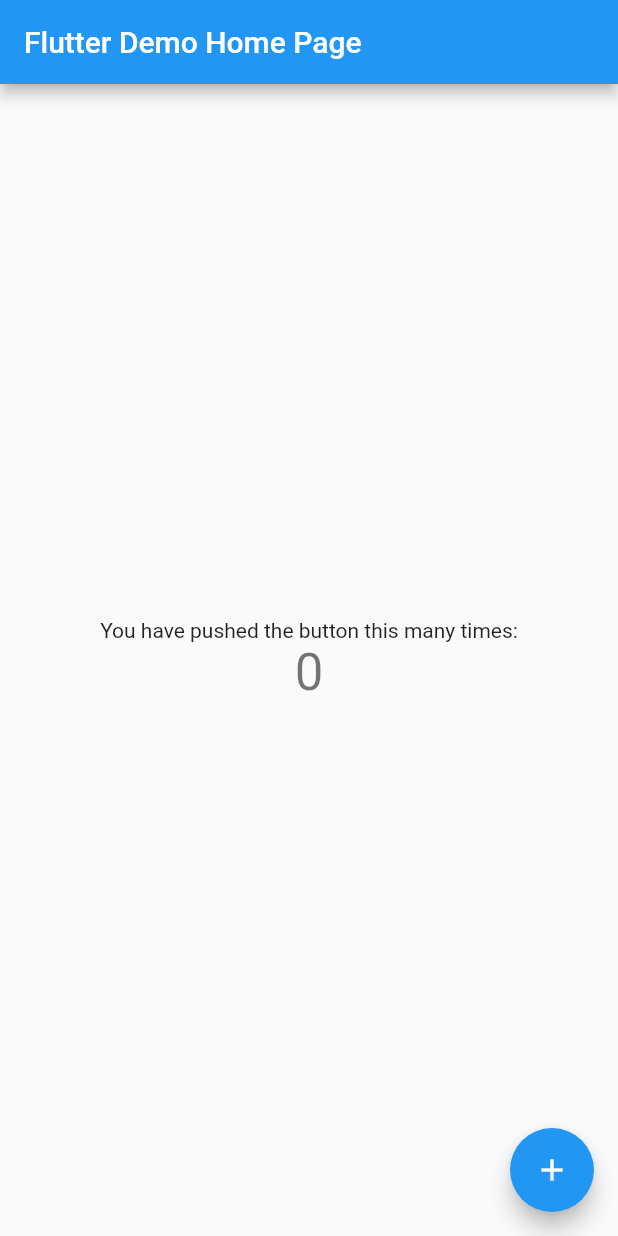
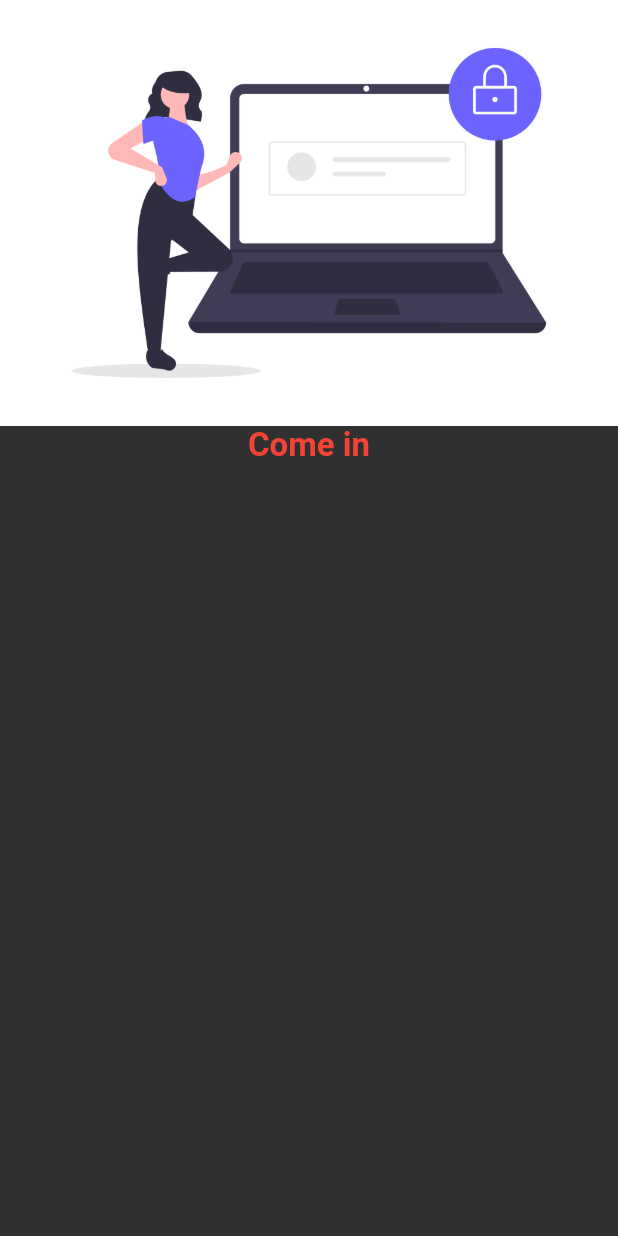
Before and after one commit to nikhlu07/flutter, a Flutter app: the screen it shows after launch, on a phone screen of 412 x 824 dp. Run offline on Flutter 3.47's test engine with Material 2 defaults, Android fonts, the phone set to English and light mode, and no system bars; our stand-ins replace google_fonts.

Commit message:
flutter 4

```diff
--- a/lib/main.dart
+++ b/lib/main.dart
@@ -1,115 +1,30 @@
+import 'package:first_app/pages/home.dart';
+import 'package:first_app/pages/login_page.dart';
 import 'package:flutter/material.dart';
+import 'package:google_fonts/google_fonts.dart';
+void main(){
+  runApp(MyApp());
+}
+class MyApp extends StatelessWidget{
+  @override
+  Widget build(BuildContext context){
 
-void main() {
-  runApp(const MyApp());
-}
-
-class MyApp extends StatelessWidget {
-  const MyApp({super.key});
-
-  // This widget is the root of your application.
-  @override
-  Widget build(BuildContext context) {
     return MaterialApp(
-      title: 'Flutter Demo',
+      // home:HomePage(),
       theme: ThemeData(
-        // This is the theme of your application.
-        //
-        // Try running your application with "flutter run". You'll see the
-        // application has a blue toolbar. Then, without quitting the app, try
-        // changing the primarySwatch below to Colors.green and then invoke
-        // "hot reload" (press "r" in the console where you ran "flutter run",
-        // or simply save your changes to "hot reload" in a Flutter IDE).
-        // Notice that the counter didn't reset back to zero; the application
-        // is not restarted.
-        primarySwatch: Colors.blue,
+        primarySwatch: Colors.yellow,
+        fontFamily: GoogleFonts.lato().fontFamily,
+        ),
+      themeMode: ThemeMode.dark,
+      darkTheme:ThemeData(
+        brightness:Brightness.dark,
       ),
-      home: const MyHomePage(title: 'Flutter Demo Home Page'),
+      // initialRoute:"/home",
+      routes: {
+        "/": (context)=> LoginPage(),
+        "/home": (context) => HomePage(),
+        "/login": (context)=> LoginPage()
+      },
     );
   }
 }
-
-class MyHomePage extends StatefulWidget {
-  const MyHomePage({super.key, required this.title});
-
-  // This widget is the home page of your application. It is stateful, meaning
-  // that it has a State object (defined below) that contains fields that affect
-  // how it looks.
-
-  // This class is the configuration for the state. It holds the values (in this
-  // case the title) provided by the parent (in this case the App widget) and
-  // used by the build method of the State. Fields in a Widget subclass are
-  // always marked "final".
-
-  final String title;
-
-  @override
-  State<MyHomePage> createState() => _MyHomePageState();
-}
-
-class _MyHomePageState extends State<MyHomePage> {
-  int _counter = 0;
-
-  void _incrementCounter() {
-    setState(() {
-      // This call to setState tells the Flutter framework that something has
-      // changed in this State, which causes it to rerun the build method below
-      // so that the display can reflect the updated values. If we changed
-      // _counter without calling setState(), then the build method would not be
-      // called again, and so nothing would appear to happen.
-      _counter++;
-    });
-  }
-
-  @override
-  Widget build(BuildContext context) {
-    // This method is rerun every time setState is called, for instance as done
-    // by the _incrementCounter method above.
-    //
-    // The Flutter framework has been optimized to make rerunning build methods
-    // fast, so that you can just rebuild anything that needs updating rather
-    // than having to individually change instances of widgets.
-    return Scaffold(
-      appBar: AppBar(
-        // Here we take the value from the MyHomePage object that was created by
-        // the App.build method, and use it to set our appbar title.
-        title: Text(widget.title),
-      ),
-      body: Center(
-        // Center is a layout widget. It takes a single child and positions it
-        // in the middle of the parent.
-        child: Column(
-          // Column is also a layout widget. It takes a list of children and
-          // arranges them vertically. By default, it sizes itself to fit its
-          // children horizontally, and tries to be as tall as its parent.
-          //
-          // Invoke "debug painting" (press "p" in the console, choose the
-          // "Toggle Debug Paint" action from the Flutter Inspector in Android
-          // Studio, or the "Toggle Debug Paint" command in Visual Studio Code)
-          // to see the wireframe for each widget.
-          //
-          // Column has various properties to control how it sizes itself and
-          // how it positions its children. Here we use mainAxisAlignment to
-          // center the children vertically; the main axis here is the vertical
-          // axis because Columns are vertical (the cross axis would be
-          // horizontal).
-          mainAxisAlignment: MainAxisAlignment.center,
-          children: <Widget>[
-            const Text(
-              'You have pushed the button this many times:',
-            ),
-            Text(
-              '$_counter',
-              style: Theme.of(context).textTheme.headline4,
-            ),
-          ],
-        ),
-      ),
-      floatingActionButton: FloatingActionButton(
-        onPressed: _incrementCounter,
-        tooltip: 'Increment',
-        child: const Icon(Icons.add),
-      ), // This trailing comma makes auto-formatting nicer for build methods.
-    );
-  }
-}
--- /dev/null
+++ b/lib/pages/home.dart
@@ -0,0 +1,18 @@
+import'package:flutter/material.dart';
+class HomePage extends StatelessWidget{
+  final int days =2;
+  @override
+  Widget build(BuildContext context){
+    return Scaffold(
+      appBar: AppBar(
+      title:Text("nikhil's app"),
+      ),
+        body:Center(
+          child:Container(
+            child: Text("My name is nikhil sharma = $days"),
+          ),
+        ),
+        drawer:Drawer(),
+      );
+  }
+}
--- /dev/null
+++ b/lib/pages/login_page.dart
@@ -0,0 +1,21 @@
+// import 'dart:html';
+import 'package:flutter/material.dart';
+class LoginPage extends StatelessWidget{
+  @override
+  Widget build(BuildContext context){
+    return Material(
+      child: Column(children: [
+        Image.asset("assets/images/nik.png",
+        fit:BoxFit.cover,
+        ),
+        Text("Come in",
+        style:TextStyle(color:Colors.red,
+        fontSize:22,
+        fontWeight: FontWeight.bold,
+        ),
+        )
+      ],
+      )
+    );
+  }
+}
--- a/pubspec.yaml
+++ b/pubspec.yaml
@@ -36,7 +36,7 @@ dependencies:
   # The following adds the Cupertino Icons font to your application.
   # Use with the CupertinoIcons class for iOS style icons.
   cupertino_icons: ^1.0.2
-
+  google_fonts: ^4.0.3
 dev_dependencies:
   flutter_test:
     sdk: flutter
@@ -60,8 +60,8 @@ flutter:
   uses-material-design: true
 
   # To add assets to your application, add an assets section, like this:
-  # assets:
-  #   - images/a_dot_burr.jpeg
+  assets:
+    - assets/images/
   #   - images/a_dot_ham.jpeg
 
   # An image asset can refer to one or more resolution-specific "variants", see
```
Also changed, not shown: assets/images/nik.png (added), pubspec.lock, 2 other files.
